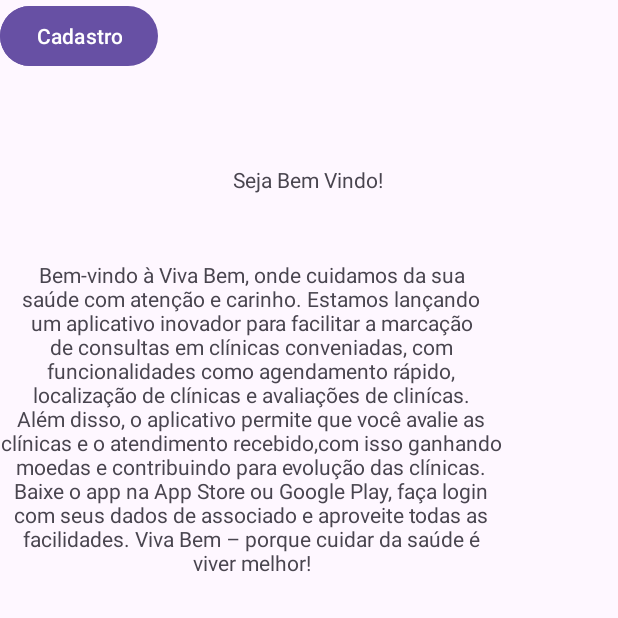
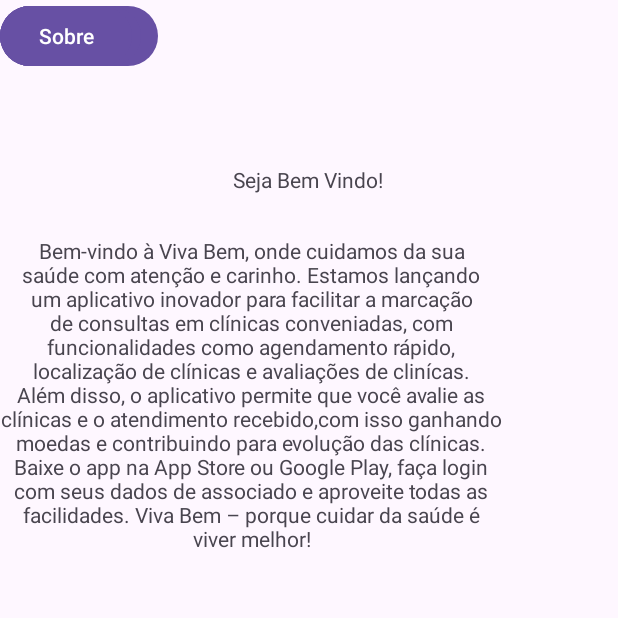
Before and after one commit to Vatsu04/Desenvolvimento-mobile-plano-de-saude, an Android app: the screen it shows after launch (MainActivity), on a phone screen of 412 x 824 dp, the top half of it. Run offline under Robolectric (Android 15) with nearby library versions, the phone set to English and light mode, and no system bars.

Commit message:
Criando o Código das Interfaces Necessárias

```diff
--- /dev/null
+++ b/Aplicativo/app/src/main/java/com/example/viva_bem/AgendamentosActitvity.java
@@ -0,0 +1,4 @@
+package com.example.viva_bem;
+
+public class AgendamentosActitvity {
+}
--- /dev/null
+++ b/Aplicativo/app/src/main/java/com/example/viva_bem/MissaoActivity.java
@@ -0,0 +1,4 @@
+package com.example.viva_bem;
+
+public class MissaoActivity {
+}
--- /dev/null
+++ b/Aplicativo/app/src/main/java/com/example/viva_bem/ProgramaMilhasActivity.java
@@ -0,0 +1,4 @@
+package com.example.viva_bem;
+
+public class ProgramaMilhasActivity {
+}
--- /dev/null
+++ b/Aplicativo/app/src/main/java/com/example/viva_bem/SobreActivity.java
@@ -0,0 +1,4 @@
+package com.example.viva_bem;
+
+public class SobreActivity {
+}
--- a/Aplicativo/app/src/main/res/layout/activity_main.xml
+++ b/Aplicativo/app/src/main/res/layout/activity_main.xml
@@ -11,7 +11,7 @@
         android:id="@+id/textView"
         android:layout_width="335dp"
         android:layout_height="0dp"
-        android:layout_marginTop="44dp"
+        android:layout_marginTop="28dp"
         android:contentDescription="@string/app_name"
         android:text="Bem-vindo à Viva Bem, onde cuidamos da sua saúde com atenção e carinho. Estamos lançando um aplicativo inovador para facilitar a marcação de consultas em clínicas conveniadas, com funcionalidades como agendamento rápido, localização de clínicas e avaliações de clinícas. Além disso, o aplicativo permite que você avalie as clínicas e o atendimento recebido,com isso ganhando moedas e contribuindo para evolução das clínicas. Baixe o app na App Store ou Google Play, faça login com seus dados de associado e aproveite todas as facilidades. Viva Bem – porque cuidar da saúde é viver melhor!"
         android:textAlignment="center"
@@ -25,7 +25,7 @@
         android:onClick="navigateCadastro"
         android:text="Login"
         tools:layout_editor_absoluteX="161dp"
-        tools:layout_editor_absoluteY="454dp" />
+        tools:layout_editor_absoluteY="445dp" />
 
     <Button
         android:id="@+id/button_cadastro"
@@ -33,7 +33,7 @@
         android:layout_height="wrap_content"
         android:onClick="navigateLogin"
         android:text="Cadastro"
-        tools:layout_editor_absoluteX="154dp"
+        tools:layout_editor_absoluteX="152dp"
         tools:layout_editor_absoluteY="389dp" />
 
     <TextView
@@ -48,4 +48,20 @@
         app:layout_constraintTop_toTopOf="parent"
         app:layout_constraintVertical_bias="0.137" />
 
+    <Button
+        android:id="@+id/button8"
+        android:layout_width="wrap_content"
+        android:layout_height="wrap_content"
+        android:text="Missão"
+        tools:layout_editor_absoluteX="158dp"
+        tools:layout_editor_absoluteY="502dp" />
+
+    <Button
+        android:id="@+id/button9"
+        android:layout_width="wrap_content"
+        android:layout_height="wrap_content"
+        android:text="Sobre"
+        tools:layout_editor_absoluteX="161dp"
+        tools:layout_editor_absoluteY="559dp" />
+
 </androidx.constraintlayout.widget.ConstraintLayout>
```
